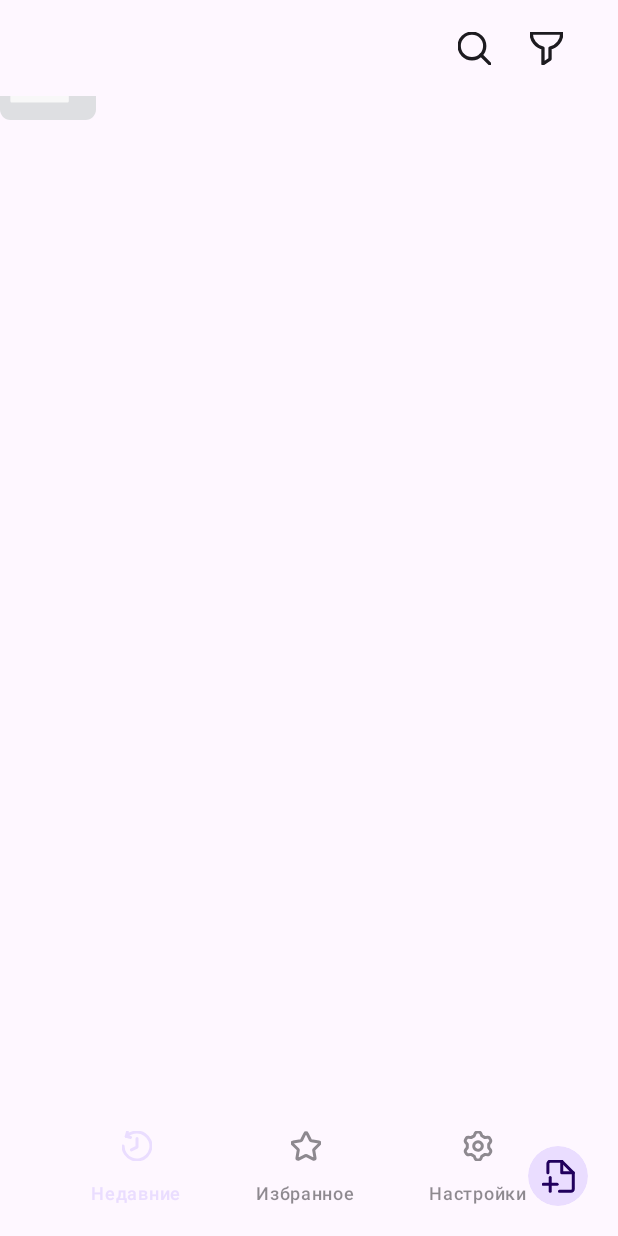
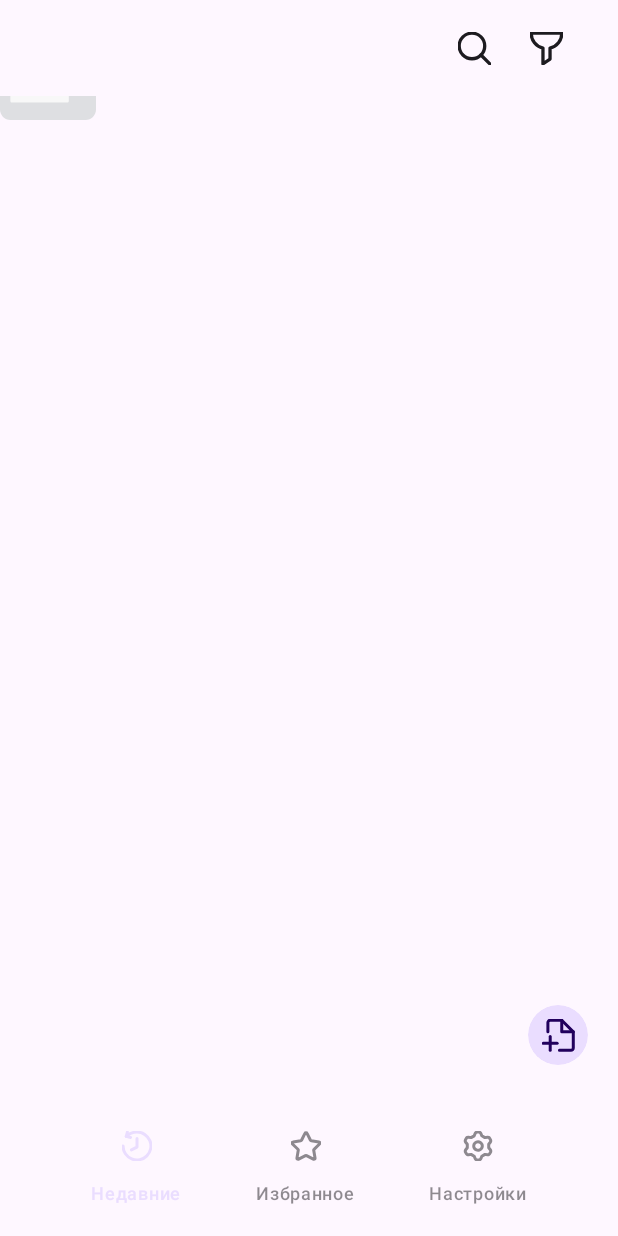
Before and after one commit to plumsoftware/pdf-documents-and-files, an Android app built with Jetpack Compose: the screen it shows after launch (MainActivity), on a phone screen of 412 x 824 dp. Run offline under Robolectric (Android 15) with nearby library versions, the phone set to English and light mode, and no system bars; our stand-ins replace Room's generated code; libraries missing offline, so code that uses them is left out: racra.compose.smooth_corner_rect_library; missing, so only their content is drawn: CompositionLocalProvider; 1 statement that could not run was skipped.

Commit message:
app - Отрефаткорил код

```diff
--- a/app/build.gradle.kts
+++ b/app/build.gradle.kts
@@ -120,9 +120,6 @@ dependencies {
 //    Google fonts
     implementation(libs.androidx.ui.text.google.fonts)
 
-//    PDF
-    implementation(libs.pdfbox)
-
 //    Modules
     implementation(project(":data"))
     implementation(project(":domain"))
--- a/app/src/main/java/ru/plumsoftware/pdf_doc_files/MainActivity.kt
+++ b/app/src/main/java/ru/plumsoftware/pdf_doc_files/MainActivity.kt
@@ -6,14 +6,12 @@ import androidx.activity.ComponentActivity
 import androidx.activity.compose.setContent
 import androidx.activity.enableEdgeToEdge
 import androidx.compose.foundation.layout.fillMaxSize
-import androidx.compose.foundation.layout.fillMaxWidth
 import androidx.compose.material3.Scaffold
 import androidx.compose.ui.Modifier
 import androidx.navigation.compose.NavHost
 import androidx.navigation.compose.composable
 import androidx.navigation.compose.navigation
 import androidx.navigation.compose.rememberNavController
-import ru.plumsoftware.pdf_doc_files.presentation.components.bar.PdfBottomBar
 import ru.plumsoftware.pdf_doc_files.presentation.screens.recent.RecentScreen
 import ru.plumsoftware.pdf_doc_files.presentation.theme.ExtendedTheme
 import ru.plumsoftware.pdf_doc_files.presentation.theme.PdfTheme
@@ -30,10 +28,8 @@ class MainActivity : ComponentActivity() {
                     val navHost = rememberNavController()
 
                     Scaffold(
-                        modifier = Modifier.fillMaxSize(),
-                        bottomBar = {
-                            PdfBottomBar(modifier = Modifier.fillMaxWidth(), navHost = navHost)
-                        }) { innerPadding ->
+                        modifier = Modifier.fillMaxSize()
+                    ) { innerPadding ->
 
                         NavHost(navController = navHost, startDestination = Routing.RECENT_ROOT) {
                             navigation(route = Routing.RECENT_ROOT, startDestination = Routing.RECENT) {
--- a/app/src/main/java/ru/plumsoftware/pdf_doc_files/presentation/screens/recent/RecentScreen.kt
+++ b/app/src/main/java/ru/plumsoftware/pdf_doc_files/presentation/screens/recent/RecentScreen.kt
@@ -21,6 +21,7 @@ import androidx.compose.ui.platform.LocalContext
 import androidx.navigation.NavHostController
 import org.koin.androidx.compose.koinViewModel
 import ru.plumsoftware.lottie_store.LottieRes
+import ru.plumsoftware.pdf_doc_files.presentation.components.bar.PdfBottomBar
 import ru.plumsoftware.pdf_doc_files.presentation.components.bar.PdfTopBar
 import ru.plumsoftware.pdf_doc_files.presentation.components.buttons.PrimaryButton
 import ru.plumsoftware.pdf_doc_files.presentation.components.image.NoPdfFiles
@@ -52,12 +53,12 @@ fun RecentScreen(navHostController: NavHostController) {
     val contentResolver = LocalContext.current.contentResolver
     val state =
         recentViewModel.recentState.collectAsState(initial = RecentState(contentResolver = contentResolver))
-    RecentScreenContent(state = state, onRecentIntent = recentViewModel::onRecentIntent)
+    RecentScreenContent(state = state, navHostController = navHostController, onRecentIntent = recentViewModel::onRecentIntent)
 }
 
 @SuppressLint("UnusedMaterial3ScaffoldPaddingParameter")
 @Composable
-private fun RecentScreenContent(state: State<RecentState>, onRecentIntent: (RecentIntent) -> Unit) {
+private fun RecentScreenContent(state: State<RecentState>, navHostController: NavHostController, onRecentIntent: (RecentIntent) -> Unit) {
 
     val launcher = rememberLauncherForActivityResult(
         contract = ActivityResultContracts.StartActivityForResult()
@@ -71,6 +72,9 @@ private fun RecentScreenContent(state: State<RecentState>, onRecentIntent: (Rece
     }
 
     Scaffold(
+        bottomBar = {
+            PdfBottomBar(modifier = Modifier.fillMaxWidth(), navHost = navHostController)
+        },
         floatingActionButton = {
             PrimaryButton(onClick = {
                 val intent = Intent(Intent.ACTION_GET_CONTENT).apply {
--- a/app/src/main/java/ru/plumsoftware/pdf_doc_files/presentation/screens/recent/RecentViewModel.kt
+++ b/app/src/main/java/ru/plumsoftware/pdf_doc_files/presentation/screens/recent/RecentViewModel.kt
@@ -51,7 +51,7 @@ class RecentViewModel(
                     val size = getFileSize(uri = intent.uri)
                     val pair = getPdfInfo(uri = intent.uri)
 
-                    Log.d("TAG", "size: ${size}, page count: ${pair.first}, bitmap: ${pair.second}")
+                    Log.d("TAG", "size: ${size}, page count: ${pair.first}, bitmap: ${pair.second}, uri ${intent.uri}")
                 }
             }
         }
```
